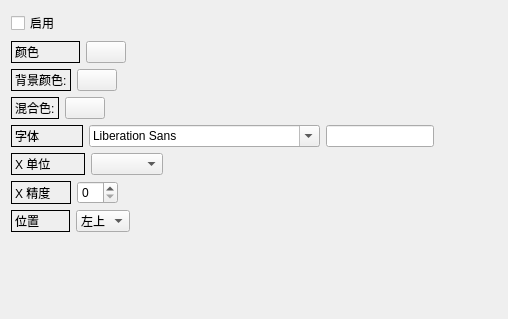
Before: the Qt Designer form LabelSettings.ui in whatudone/plotxy, drawn with Qt 5.
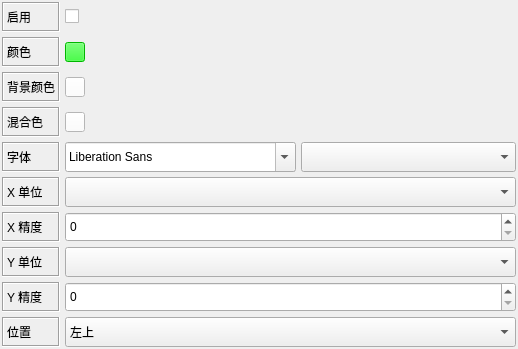
After: the same form once the commit is applied.

The edit to the form file:
```diff
--- a/LabelSettings.ui
+++ b/LabelSettings.ui
@@ -6,30 +6,88 @@
    <rect>
     <x>0</x>
     <y>0</y>
-    <width>508</width>
-    <height>319</height>
+    <width>518</width>
+    <height>349</height>
    </rect>
   </property>
   <property name="windowTitle">
    <string/>
   </property>
   <layout class="QVBoxLayout" name="verticalLayout">
+   <property name="spacing">
+    <number>5</number>
+   </property>
+   <property name="leftMargin">
+    <number>0</number>
+   </property>
+   <property name="topMargin">
+    <number>0</number>
+   </property>
+   <property name="rightMargin">
+    <number>0</number>
+   </property>
+   <property name="bottomMargin">
+    <number>0</number>
+   </property>
    <item>
-    <layout class="QHBoxLayout" name="horizontalLayout_18">
-     <item>
+    <layout class="QGridLayout" name="gridLayout" columnstretch="0,0,0">
+     <property name="sizeConstraint">
+      <enum>QLayout::SetDefaultConstraint</enum>
+     </property>
+     <property name="leftMargin">
+      <number>2</number>
+     </property>
+     <property name="topMargin">
+      <number>2</number>
+     </property>
+     <property name="rightMargin">
+      <number>2</number>
+     </property>
+     <property name="bottomMargin">
+      <number>2</number>
+     </property>
+     <property name="spacing">
+      <number>5</number>
+     </property>
+     <item row="0" column="0">
+      <widget class="QLabel" name="label_13">
+       <property name="sizePolicy">
+        <sizepolicy hsizetype="Preferred" vsizetype="Preferred">
+         <horstretch>0</horstretch>
+         <verstretch>0</verstretch>
+        </sizepolicy>
+       </property>
+       <property name="minimumSize">
+        <size>
+         <width>0</width>
+         <height>30</height>
+        </size>
+       </property>
+       <property name="frameShape">
+        <enum>QFrame::Box</enum>
+       </property>
+       <property name="frameShadow">
+        <enum>QFrame::Sunken</enum>
+       </property>
+       <property name="text">
+        <string>启用</string>
+       </property>
+      </widget>
+     </item>
+     <item row="0" column="1">
       <widget class="QCheckBox" name="checkBox_5">
        <property name="layoutDirection">
         <enum>Qt::LeftToRight</enum>
        </property>
        <property name="text">
-        <string>启用</string>
+        <string/>
        </property>
        <property name="tristate">
         <bool>false</bool>
        </property>
       </widget>
      </item>
-     <item>
+     <item row="0" column="2">
       <spacer name="horizontalSpacer_12">
        <property name="orientation">
         <enum>Qt::Horizontal</enum>
@@ -42,28 +100,48 @@
        </property>
       </spacer>
      </item>
-    </layout>
-   </item>
-   <item>
-    <layout class="QHBoxLayout" name="horizontalLayout_13">
-     <item>
+     <item row="1" column="0">
       <widget class="QLabel" name="label_7">
+       <property name="sizePolicy">
+        <sizepolicy hsizetype="Preferred" vsizetype="Preferred">
+         <horstretch>0</horstretch>
+         <verstretch>0</verstretch>
+        </sizepolicy>
+       </property>
+       <property name="minimumSize">
+        <size>
+         <width>0</width>
+         <height>30</height>
+        </size>
+       </property>
        <property name="frameShape">
         <enum>QFrame::Box</enum>
        </property>
+       <property name="frameShadow">
+        <enum>QFrame::Sunken</enum>
+       </property>
        <property name="text">
-        <string>颜色           </string>
+        <string>颜色</string>
        </property>
       </widget>
      </item>
-     <item>
+     <item row="1" column="1">
       <widget class="QPushButton" name="pushButton_5">
+       <property name="maximumSize">
+        <size>
+         <width>20</width>
+         <height>20</height>
+        </size>
+       </property>
+       <property name="styleSheet">
+        <string notr="true">background-color: rgb(0, 255, 0);</string>
+       </property>
        <property name="text">
         <string/>
        </property>
       </widget>
      </item>
-     <item>
+     <item row="1" column="2">
       <spacer name="horizontalSpacer_8">
        <property name="orientation">
         <enum>Qt::Horizontal</enum>
@@ -76,28 +154,48 @@
        </property>
       </spacer>
      </item>
-    </layout>
-   </item>
-   <item>
-    <layout class="QHBoxLayout" name="horizontalLayout_12">
-     <item>
+     <item row="2" column="0">
       <widget class="QLabel" name="label_8">
+       <property name="sizePolicy">
+        <sizepolicy hsizetype="Preferred" vsizetype="Preferred">
+         <horstretch>0</horstretch>
+         <verstretch>0</verstretch>
+        </sizepolicy>
+       </property>
+       <property name="minimumSize">
+        <size>
+         <width>0</width>
+         <height>30</height>
+        </size>
+       </property>
        <property name="frameShape">
         <enum>QFrame::Box</enum>
        </property>
+       <property name="frameShadow">
+        <enum>QFrame::Sunken</enum>
+       </property>
        <property name="text">
-        <string>背景颜色:</string>
+        <string>背景颜色</string>
        </property>
       </widget>
      </item>
-     <item>
+     <item row="2" column="1">
       <widget class="QPushButton" name="pushButton_6">
+       <property name="maximumSize">
+        <size>
+         <width>20</width>
+         <height>20</height>
+        </size>
+       </property>
+       <property name="styleSheet">
+        <string notr="true">background-color: rgb(255, 255, 255);</string>
+       </property>
        <property name="text">
         <string/>
        </property>
       </widget>
      </item>
-     <item>
+     <item row="2" column="2">
       <spacer name="horizontalSpacer_9">
        <property name="orientation">
         <enum>Qt::Horizontal</enum>
@@ -110,28 +208,48 @@
        </property>
       </spacer>
      </item>
-    </layout>
-   </item>
-   <item>
-    <layout class="QHBoxLayout" name="horizontalLayout_11">
-     <item>
+     <item row="3" column="0">
       <widget class="QLabel" name="label_9">
+       <property name="sizePolicy">
+        <sizepolicy hsizetype="Preferred" vsizetype="Preferred">
+         <horstretch>0</horstretch>
+         <verstretch>0</verstretch>
+        </sizepolicy>
+       </property>
+       <property name="minimumSize">
+        <size>
+         <width>0</width>
+         <height>30</height>
+        </size>
+       </property>
        <property name="frameShape">
         <enum>QFrame::Box</enum>
        </property>
+       <property name="frameShadow">
+        <enum>QFrame::Sunken</enum>
+       </property>
        <property name="text">
-        <string>混合色:</string>
+        <string>混合色</string>
        </property>
       </widget>
      </item>
-     <item>
+     <item row="3" column="1">
       <widget class="QPushButton" name="pushButton_7">
+       <property name="maximumSize">
+        <size>
+         <width>20</width>
+         <height>20</height>
+        </size>
+       </property>
+       <property name="styleSheet">
+        <string notr="true">background-color: rgb(255, 255, 255);</string>
+       </property>
        <property name="text">
         <string/>
        </property>
       </widget>
      </item>
-     <item>
+     <item row="3" column="2">
       <spacer name="horizontalSpacer_10">
        <property name="orientation">
         <enum>Qt::Horizontal</enum>
@@ -144,118 +262,204 @@
        </property>
       </spacer>
      </item>
-    </layout>
-   </item>
-   <item>
-    <layout class="QHBoxLayout" name="horizontalLayout_14">
-     <item>
+     <item row="4" column="0">
       <widget class="QLabel" name="label_2">
+       <property name="sizePolicy">
+        <sizepolicy hsizetype="Preferred" vsizetype="Preferred">
+         <horstretch>0</horstretch>
+         <verstretch>0</verstretch>
+        </sizepolicy>
+       </property>
+       <property name="minimumSize">
+        <size>
+         <width>0</width>
+         <height>30</height>
+        </size>
+       </property>
        <property name="frameShape">
         <enum>QFrame::Box</enum>
        </property>
+       <property name="frameShadow">
+        <enum>QFrame::Sunken</enum>
+       </property>
        <property name="text">
-        <string>字体            </string>
+        <string>字体</string>
        </property>
       </widget>
      </item>
-     <item>
-      <widget class="QFontComboBox" name="fontComboBox"/>
-     </item>
-     <item>
-      <widget class="QLineEdit" name="lineEdit_3"/>
-     </item>
-     <item>
-      <spacer name="horizontalSpacer_20">
-       <property name="orientation">
-        <enum>Qt::Horizontal</enum>
-       </property>
-       <property name="sizeHint" stdset="0">
+     <item row="4" column="1">
+      <widget class="QFontComboBox" name="fontComboBox">
+       <property name="minimumSize">
         <size>
-         <width>40</width>
-         <height>20</height>
+         <width>0</width>
+         <height>30</height>
         </size>
        </property>
-      </spacer>
+      </widget>
      </item>
-    </layout>
-   </item>
-   <item>
-    <layout class="QHBoxLayout" name="horizontalLayout_15">
-     <item>
+     <item row="5" column="0">
       <widget class="QLabel" name="label_10">
+       <property name="sizePolicy">
+        <sizepolicy hsizetype="Preferred" vsizetype="Preferred">
+         <horstretch>0</horstretch>
+         <verstretch>0</verstretch>
+        </sizepolicy>
+       </property>
+       <property name="minimumSize">
+        <size>
+         <width>0</width>
+         <height>30</height>
+        </size>
+       </property>
        <property name="frameShape">
         <enum>QFrame::Box</enum>
        </property>
        <property name="frameShadow">
-        <enum>QFrame::Plain</enum>
+        <enum>QFrame::Sunken</enum>
        </property>
        <property name="text">
-        <string>X 单位         </string>
+        <string>X 单位</string>
        </property>
       </widget>
      </item>
-     <item>
-      <widget class="QComboBox" name="comboBox"/>
-     </item>
-     <item>
-      <spacer name="horizontalSpacer_11">
-       <property name="orientation">
-        <enum>Qt::Horizontal</enum>
-       </property>
-       <property name="sizeHint" stdset="0">
-        <size>
-         <width>40</width>
-         <height>20</height>
-        </size>
-       </property>
-      </spacer>
-     </item>
-    </layout>
-   </item>
-   <item>
-    <layout class="QHBoxLayout" name="horizontalLayout_16">
-     <item>
+     <item row="6" column="0">
       <widget class="QLabel" name="label_11">
+       <property name="sizePolicy">
+        <sizepolicy hsizetype="Preferred" vsizetype="Preferred">
+         <horstretch>0</horstretch>
+         <verstretch>0</verstretch>
+        </sizepolicy>
+       </property>
+       <property name="minimumSize">
+        <size>
+         <width>0</width>
+         <height>30</height>
+        </size>
+       </property>
        <property name="frameShape">
         <enum>QFrame::Box</enum>
        </property>
+       <property name="frameShadow">
+        <enum>QFrame::Sunken</enum>
+       </property>
        <property name="text">
-        <string>X 精度     </string>
+        <string>X 精度</string>
        </property>
       </widget>
      </item>
-     <item>
-      <widget class="QSpinBox" name="spinBox_2"/>
+     <item row="6" column="1" colspan="2">
+      <widget class="QSpinBox" name="spinBox_2">
+       <property name="minimumSize">
+        <size>
+         <width>0</width>
+         <height>30</height>
+        </size>
+       </property>
+      </widget>
      </item>
-     <item>
-      <spacer name="horizontalSpacer_15">
-       <property name="orientation">
-        <enum>Qt::Horizontal</enum>
+     <item row="7" column="0">
+      <widget class="QLabel" name="label_15">
+       <property name="sizePolicy">
+        <sizepolicy hsizetype="Preferred" vsizetype="Preferred">
+         <horstretch>0</horstretch>
+         <verstretch>0</verstretch>
+        </sizepolicy>
        </property>
-       <property name="sizeHint" stdset="0">
+       <property name="minimumSize">
         <size>
-         <width>40</width>
-         <height>20</height>
+         <width>0</width>
+         <height>30</height>
         </size>
        </property>
-      </spacer>
+       <property name="frameShape">
+        <enum>QFrame::Box</enum>
+       </property>
+       <property name="frameShadow">
+        <enum>QFrame::Sunken</enum>
+       </property>
+       <property name="text">
+        <string>Y 单位</string>
+       </property>
+      </widget>
      </item>
-    </layout>
-   </item>
-   <item>
-    <layout class="QHBoxLayout" name="horizontalLayout_17">
-     <item>
+     <item row="7" column="1" colspan="2">
+      <widget class="QComboBox" name="comboBox_3">
+       <property name="minimumSize">
+        <size>
+         <width>0</width>
+         <height>30</height>
+        </size>
+       </property>
+      </widget>
+     </item>
+     <item row="8" column="0">
+      <widget class="QLabel" name="label_14">
+       <property name="sizePolicy">
+        <sizepolicy hsizetype="Preferred" vsizetype="Preferred">
+         <horstretch>0</horstretch>
+         <verstretch>0</verstretch>
+        </sizepolicy>
+       </property>
+       <property name="minimumSize">
+        <size>
+         <width>0</width>
+         <height>30</height>
+        </size>
+       </property>
+       <property name="frameShape">
+        <enum>QFrame::Box</enum>
+       </property>
+       <property name="frameShadow">
+        <enum>QFrame::Sunken</enum>
+       </property>
+       <property name="text">
+        <string>Y 精度</string>
+       </property>
+      </widget>
+     </item>
+     <item row="8" column="1" colspan="2">
+      <widget class="QSpinBox" name="spinBox_3">
+       <property name="minimumSize">
+        <size>
+         <width>0</width>
+         <height>30</height>
+        </size>
+       </property>
+      </widget>
+     </item>
+     <item row="9" column="0">
       <widget class="QLabel" name="label_12">
+       <property name="sizePolicy">
+        <sizepolicy hsizetype="Preferred" vsizetype="Preferred">
+         <horstretch>0</horstretch>
+         <verstretch>0</verstretch>
+        </sizepolicy>
+       </property>
+       <property name="minimumSize">
+        <size>
+         <width>0</width>
+         <height>30</height>
+        </size>
+       </property>
        <property name="frameShape">
         <enum>QFrame::Box</enum>
        </property>
+       <property name="frameShadow">
+        <enum>QFrame::Sunken</enum>
+       </property>
        <property name="text">
-        <string>位置        </string>
+        <string>位置</string>
        </property>
       </widget>
      </item>
-     <item>
+     <item row="9" column="1" colspan="2">
       <widget class="QComboBox" name="comboBox_2">
+       <property name="minimumSize">
+        <size>
+         <width>0</width>
+         <height>30</height>
+        </size>
+       </property>
        <item>
         <property name="text">
          <string>左上</string>
@@ -303,34 +507,28 @@
        </item>
       </widget>
      </item>
-     <item>
-      <spacer name="horizontalSpacer_16">
-       <property name="orientation">
-        <enum>Qt::Horizontal</enum>
+     <item row="5" column="1" colspan="2">
+      <widget class="QComboBox" name="comboBox">
+       <property name="minimumSize">
+        <size>
+         <width>0</width>
+         <height>30</height>
+        </size>
        </property>
-       <property name="sizeHint" stdset="0">
+      </widget>
+     </item>
+     <item row="4" column="2">
+      <widget class="QComboBox" name="comboBox_4">
+       <property name="minimumSize">
         <size>
-         <width>40</width>
-         <height>20</height>
+         <width>0</width>
+         <height>30</height>
         </size>
        </property>
-      </spacer>
+      </widget>
      </item>
     </layout>
    </item>
-   <item>
-    <spacer name="verticalSpacer">
-     <property name="orientation">
-      <enum>Qt::Vertical</enum>
-     </property>
-     <property name="sizeHint" stdset="0">
-      <size>
-       <width>20</width>
-       <height>34</height>
-      </size>
-     </property>
-    </spacer>
-   </item>
   </layout>
  </widget>
  <resources/>
```
